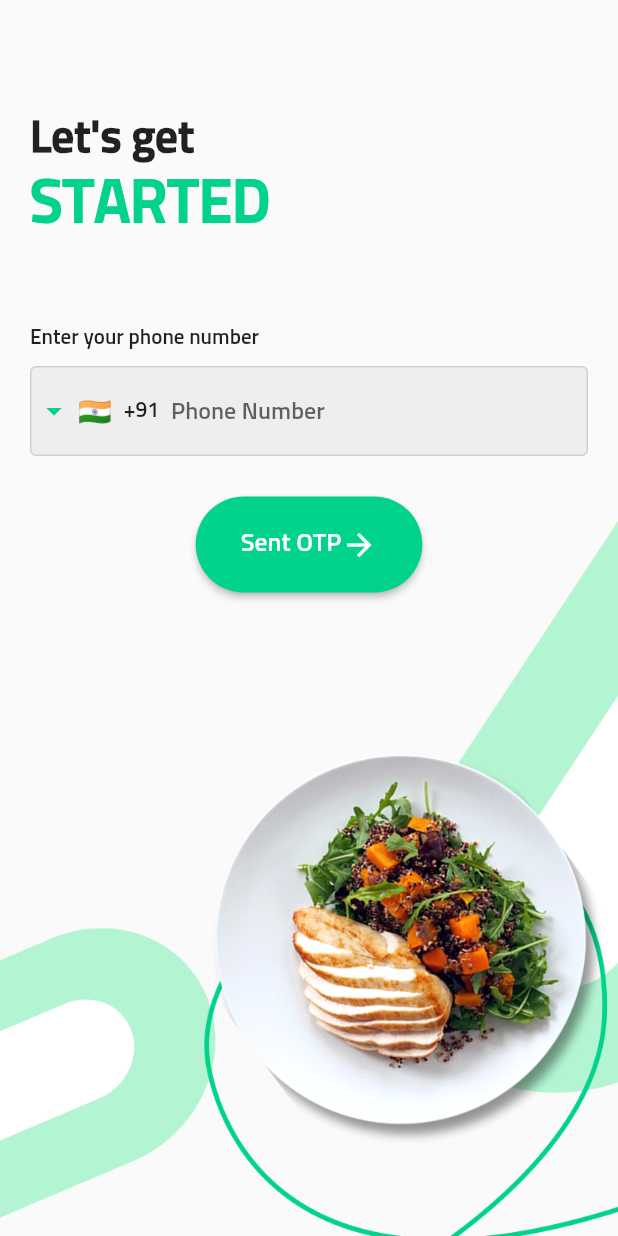
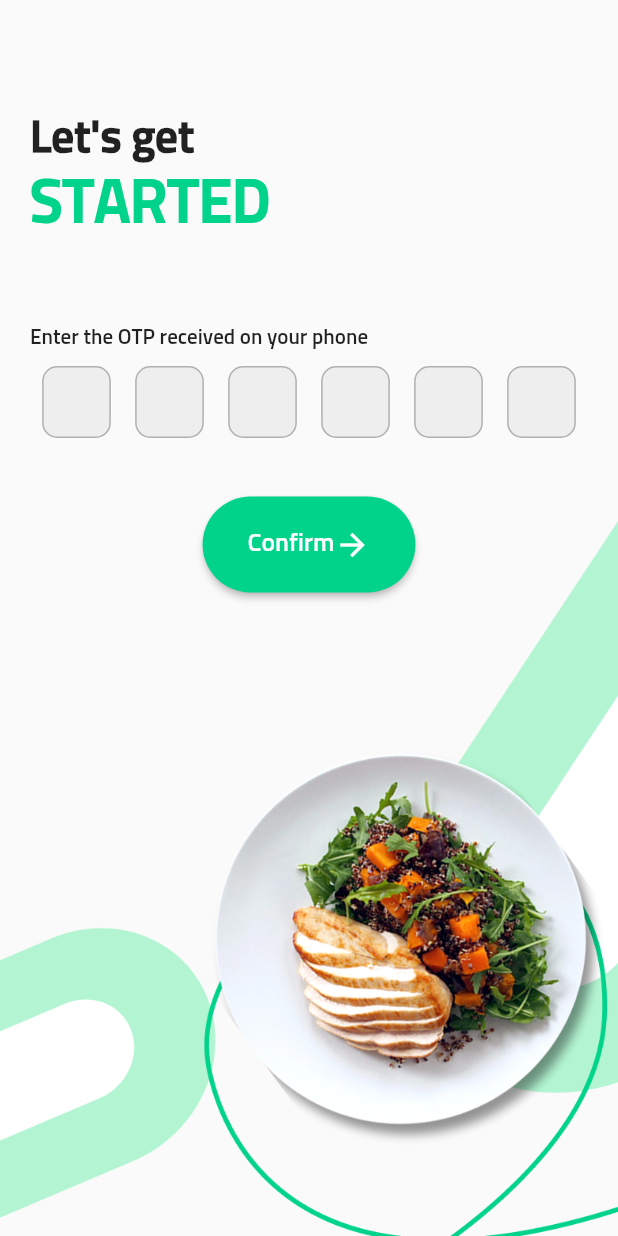
Before and after one commit to AthulJohn/lff_foodapp, a Flutter app: the screen it shows after launch, on a phone screen of 412 x 824 dp. Run offline on Flutter 3.47's test engine with Material 2 defaults, Android fonts, the phone set to English and light mode, and no system bars; drawn by our look-alikes of intl_phone_field, otp_text_field; our stand-ins replace get.

Commit message:
Added Otp Page UI

```diff
--- a/lib/main.dart
+++ b/lib/main.dart
@@ -1,6 +1,8 @@
 import 'package:flutter/material.dart';
 import 'package:get/get.dart';
 import 'package:lff_foodapp/view/screens/sign_in_page.dart';
+
+import 'view/screens/otp_verify_page.dart';
 
 void main() {
   runApp(const MyApp());
@@ -18,7 +20,7 @@ class MyApp extends StatelessWidget {
         primarySwatch: Colors.blue,
         fontFamily: 'Sunflower',
       ),
-      home: const SignInPage(),
+      home: const OTPVerifyPage(),
     );
   }
 }
--- /dev/null
+++ b/lib/view/screens/otp_verify_page.dart
@@ -0,0 +1,92 @@
+import 'package:flutter/material.dart';
+import 'package:lff_foodapp/view/components/phone_field.dart';
+import 'package:lff_foodapp/view/components/proceed_button.dart';
+import 'package:otp_text_field/otp_text_field.dart';
+import 'package:otp_text_field/style.dart';
+
+import '../../constants/appColors.dart';
+
+class OTPVerifyPage extends StatelessWidget {
+  const OTPVerifyPage({super.key});
+
+  @override
+  Widget build(BuildContext context) {
+    return Scaffold(
+        body: Container(
+      decoration: const BoxDecoration(
+          image: DecorationImage(
+              image: AssetImage("assets/images/Graphics.png"),
+              fit: BoxFit.cover)),
+      child: Padding(
+        padding: const EdgeInsets.all(20),
+        child: Column(
+          crossAxisAlignment: CrossAxisAlignment.start,
+          mainAxisAlignment: MainAxisAlignment.spaceEvenly,
+          children: [
+            Expanded(
+              flex: 2,
+              child: Column(
+                crossAxisAlignment: CrossAxisAlignment.start,
+                mainAxisAlignment: MainAxisAlignment.center,
+                children: const [
+                  Text(
+                    "Let's get",
+                    style: TextStyle(fontSize: 30, fontWeight: FontWeight.bold),
+                  ),
+                  Text(
+                    "STARTED",
+                    style: TextStyle(
+                        fontSize: 40,
+                        fontWeight: FontWeight.bold,
+                        color: AppColors.primaryColor),
+                  )
+                ],
+              ),
+            ),
+            Expanded(
+              child: Center(
+                child: Column(
+                  crossAxisAlignment: CrossAxisAlignment.start,
+                  children: [
+                    Text("Enter the OTP received on your phone"),
+                    SizedBox(
+                      height: 10,
+                    ),
+                    //TODO: Add PhoneTextField here
+                    OTPTextField(
+                      length: 6,
+                      fieldWidth: MediaQuery.of(context).size.width / 9,
+                      otpFieldStyle: OtpFieldStyle(
+                        backgroundColor: AppColors.secondaryColor,
+                        borderColor: AppColors.borderColor,
+                        focusBorderColor: AppColors.primaryColor,
+                      ),
+                      width: MediaQuery.of(context).size.width,
+                      style: const TextStyle(fontSize: 17),
+                      textFieldAlignment: MainAxisAlignment.spaceAround,
+                      fieldStyle: FieldStyle.box,
+                      onCompleted: (pin) {},
+                      onChanged: (pin) {},
+                    ),
+                  ],
+                ),
+              ),
+            ),
+            Expanded(
+              child: Center(
+                child: ContinueButton(
+                  onPressed: () {},
+                  text: "Confirm",
+                  icon: Icons.arrow_forward,
+                ),
+              ),
+            ),
+            const Spacer(
+              flex: 4,
+            )
+          ],
+        ),
+      ),
+    ));
+  }
+}
```
Also changed, not shown: lib/view/screens/role_select_page.dart (added, +76 -0 lines), pubspec.yaml (+5 -2 lines), pubspec.lock.
